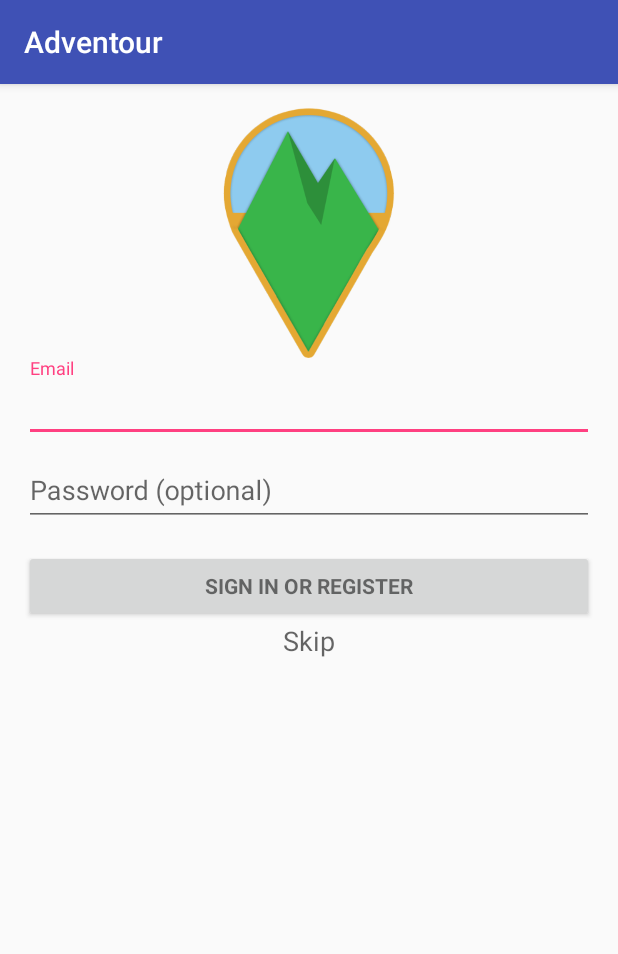
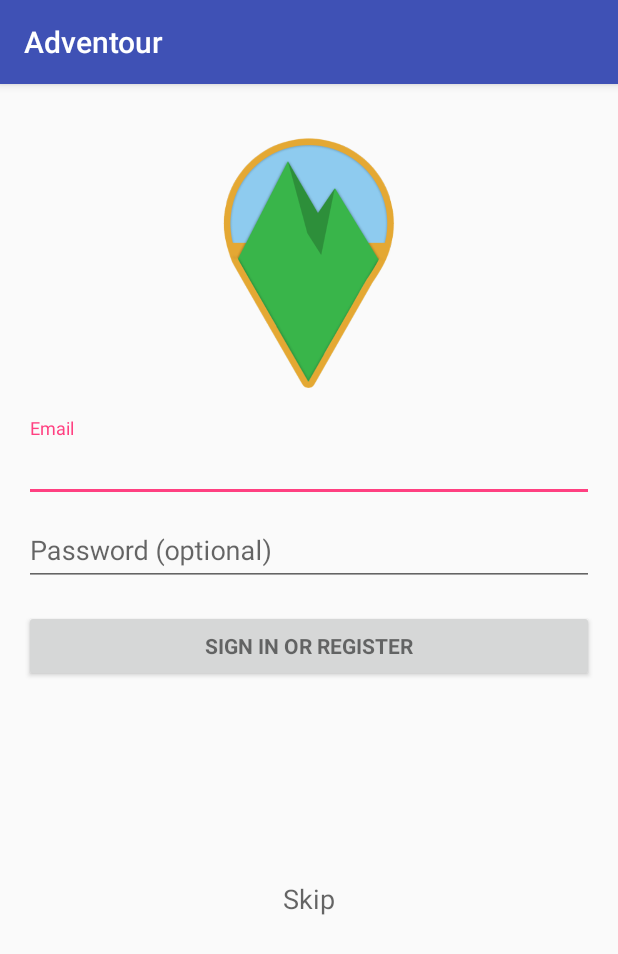
Before and after one commit to purag/cse110sp16, an Android app: the screen it shows after launch (LoginActivity), on a phone screen of 412 x 824 dp. Shown: the top 954 px of the screen. Run offline under Robolectric (Android 15) with nearby library versions, the phone set to English and light mode, and no system bars; 2 statements that could not run were skipped.

Commit message:
added a "skip" text button goes straight to the map view
- Edited the form sizes/ UI
- added android:onClick for “skip”

```diff
--- a/app/src/main/AndroidManifest.xml
+++ b/app/src/main/AndroidManifest.xml
@@ -36,4 +36,6 @@
             android:value="AIzaSyCsagHwPQQtPmot7WpLY9x7uv5tD4YBa44"/>
     </application>
 
+    <uses-permission android:name="android.permission.ACCESS_FINE_LOCATION" />
+
 </manifest>
--- a/app/src/main/res/layout/activity_login.xml
+++ b/app/src/main/res/layout/activity_login.xml
@@ -8,7 +8,8 @@
     android:paddingLeft="@dimen/activity_horizontal_margin"
     android:paddingRight="@dimen/activity_horizontal_margin"
     android:paddingTop="@dimen/activity_vertical_margin"
-    tools:context="com.cs110.lit.adventour.LoginActivity">
+    tools:context="com.cs110.lit.adventour.LoginActivity"
+    android:weightSum="1">
 
     <!-- Login progress -->
     <ProgressBar
@@ -20,14 +21,16 @@
         android:visibility="gone" />
 
     <ImageView
-        android:layout_width="match_parent"
+        android:layout_width="fill_parent"
         android:layout_height="75pt"
+        android:layout_marginTop="20dp"
+        android:layout_marginBottom="20dp"
         android:src="@drawable/logo_400" />
 
     <ScrollView
         android:id="@+id/login_form"
         android:layout_width="match_parent"
-        android:layout_height="match_parent">
+        android:layout_height="wrap_content">
 
         <LinearLayout
             android:id="@+id/email_login_form"
@@ -69,6 +72,13 @@
 
             </android.support.design.widget.TextInputLayout>
 
+        </LinearLayout>
+    </ScrollView>
+
+    <FrameLayout
+        android:layout_width="match_parent"
+        android:layout_height="match_parent">
+
         <Button
             android:id="@+id/email_sign_in_button"
             style="?android:textAppearanceSmall"
@@ -77,7 +87,7 @@
             android:layout_marginTop="16dp"
             android:text="@string/action_sign_in"
             android:textStyle="bold"
-                android:onClick="showMapView" />
+            android:layout_gravity="center_horizontal|top" />
 
         <TextView
             android:layout_width="wrap_content"
@@ -85,10 +95,9 @@
             android:textAppearance="?android:attr/textAppearanceMedium"
             android:text="Skip"
             android:id="@+id/textView"
-                android:layout_gravity="center_horizontal"
-                android:layout_weight="0.66" />
+            android:layout_gravity="center"
+            android:layout_weight="0.05"
+            android:onClick="showMapView" />
+    </FrameLayout>
 
 </LinearLayout>
-    </ScrollView>
-
-</LinearLayout>
```
Also changed, not shown: app/src/main/java/com/cs110/lit/adventour/MapsActivity.java (+53 -4 lines). Lines whose indentation alone changed are shown as unchanged.
